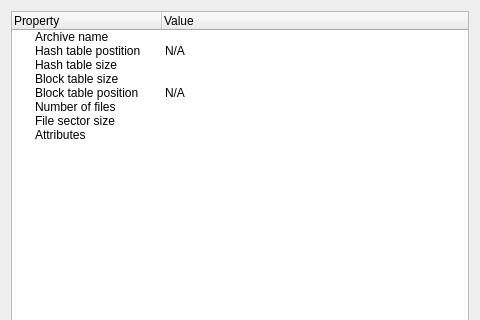
Above: plugins/editorplugins/MPQEditor/archivepropertiesdialog.ui from ABBAPOH/qmpq before the change; both pictures show x 0 to 480 and y 0 to 320 of the 480 by 640 pixel window. Below: the same form after it.
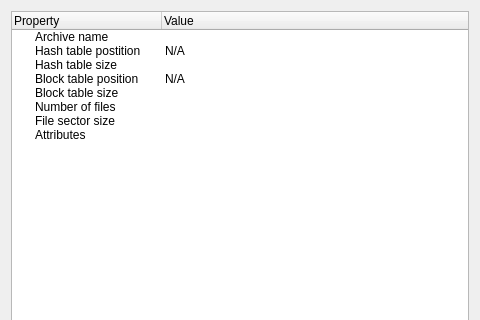
That is the form after the change.

The edit to the form file:
```diff
--- a/plugins/editorplugins/MPQEditor/archivepropertiesdialog.ui
+++ b/plugins/editorplugins/MPQEditor/archivepropertiesdialog.ui
@@ -50,11 +50,6 @@
        <string>Hash table size</string>
       </property>
      </item>
-     <item>
-      <property name="text">
-       <string>Block table size</string>
-      </property>
-     </item>
      <item>
       <property name="text">
        <string>Block table position</string>
@@ -63,6 +58,11 @@
        <string>N/A</string>
       </property>
      </item>
+     <item>
+      <property name="text">
+       <string>Block table size</string>
+      </property>
+     </item>
      <item>
       <property name="text">
        <string>Number of files</string>
```
